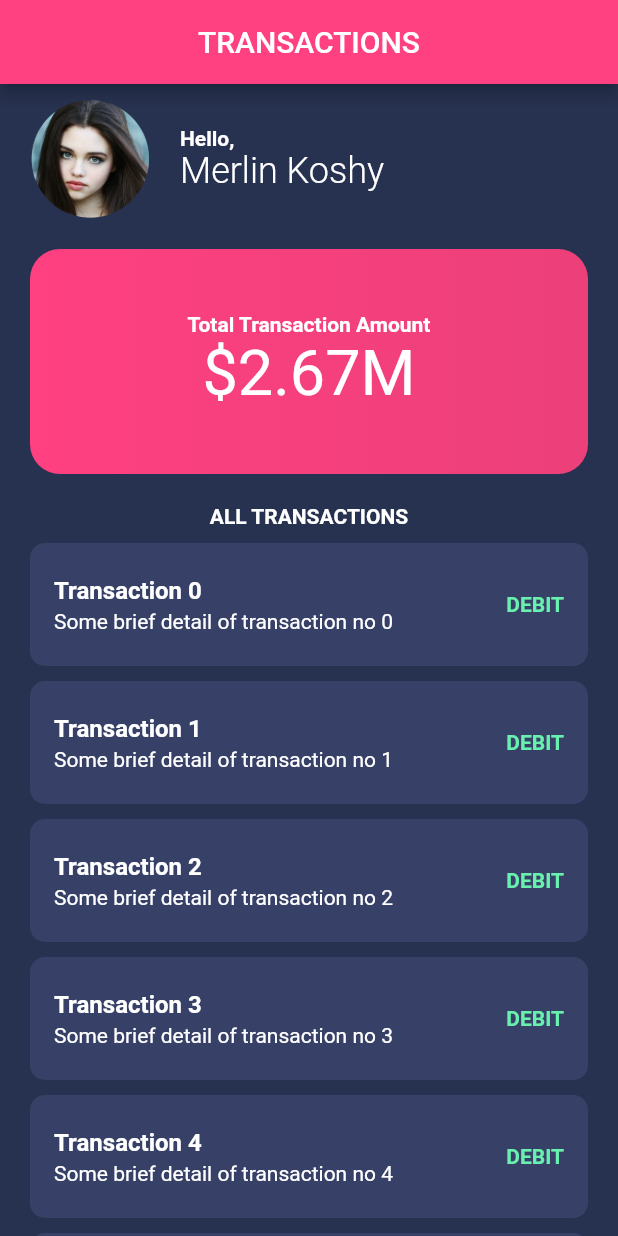
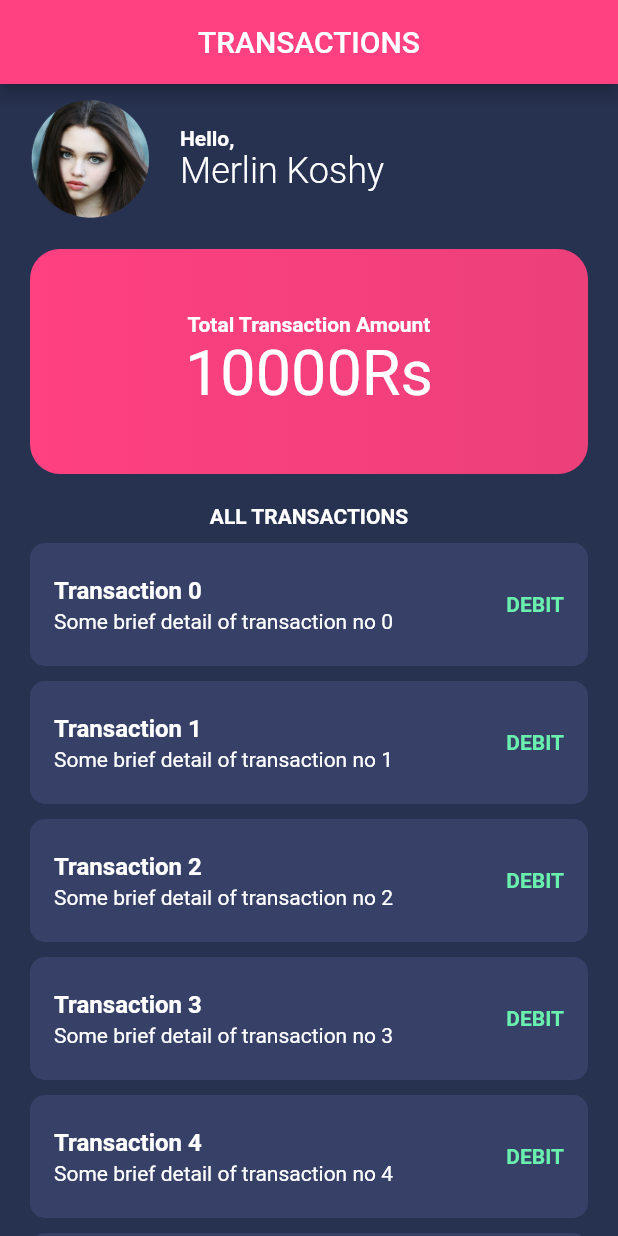
Before and after one commit to josvin912/Flutter-Assigment-1, a Flutter app: the screen it shows after launch, on a phone screen of 412 x 824 dp. Run offline on Flutter 3.47's test engine with Material 2 defaults, Android fonts, the phone set to English and light mode, and no system bars.

Commit message:
Update TransactionsScreen.dart

```diff
--- a/lib/screens/TransactionsScreen.dart
+++ b/lib/screens/TransactionsScreen.dart
@@ -45,7 +45,7 @@ class TransactionsScreen extends StatelessWidget{
                  mainAxisAlignment: MainAxisAlignment.center,
                  children: <Widget>[
                    Text("Total Transaction Amount", style: TextStyle(fontWeight: FontWeight.bold, color : Colors.white),),
-                   Text("\$2.67M", style: TextStyle(color : Colors.white, fontSize: 42),),
+                   Text("\10000Rs", style: TextStyle(color : Colors.white, fontSize: 42),),
                  ],
                ),
             ),
```
